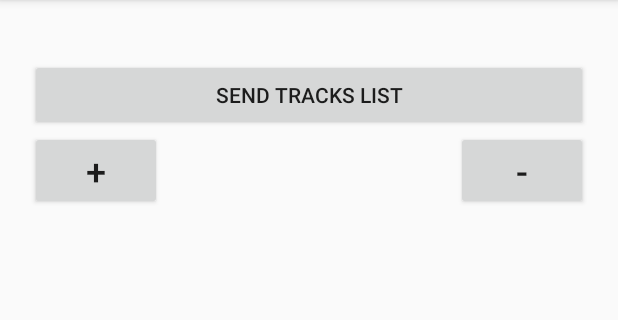
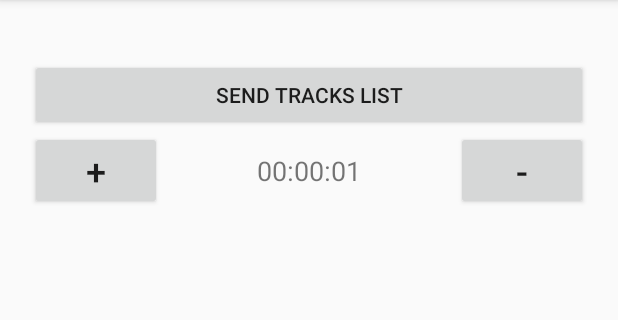
Before and after one commit to GalaxyDevourer/MusicManager, an Android app: the ShowTracksActivity screen opened directly, with no data from a screen before it, on a phone screen of 412 x 824 dp, the part 84-404 px from its top. Run offline under Robolectric (Android 15) with nearby library versions, the light colour scheme and no system bars.

Commit message:
Update: add increase/decrease buttons, save text and timer settings after change orientation

```diff
--- a/app/src/main/java/com/chmnu/groupmanager/activities/ShowTracksActivity.java
+++ b/app/src/main/java/com/chmnu/groupmanager/activities/ShowTracksActivity.java
@@ -1,9 +1,13 @@
 package com.chmnu.groupmanager.activities;
 
+import androidx.annotation.NonNull;
 import androidx.appcompat.app.AppCompatActivity;
 
 import android.content.Intent;
 import android.os.Bundle;
+import android.os.Handler;
+import android.os.Looper;
+import android.util.TypedValue;
 import android.view.View;
 import android.widget.TextView;
 
@@ -12,10 +16,17 @@ import com.chmnu.groupmanager.entities.Song;
 import com.chmnu.groupmanager.entities.SongStorage;
 
 import java.util.List;
+import java.util.Locale;
+import java.util.Objects;
 
 public class ShowTracksActivity extends AppCompatActivity {
 
     public static final String BAND_NAME = "bandName";
+
+    private float textSize = 0;
+    private int timeSecond = 0;
+
+    private boolean isRunning = true;
 
     @Override
     protected void onCreate(Bundle savedInstanceState) {
@@ -34,6 +45,53 @@ public class ShowTracksActivity extends AppCompatActivity {
         TextView textView = findViewById(R.id.list_songs_text);
         textView.setText(songList);
 
+        textSize = textView.getTextSize();
+        if (savedInstanceState != null) {
+            textSize = savedInstanceState.getFloat("textSize");
+            timeSecond = savedInstanceState.getInt("timeSecond");
+        }
+
+        runTimer();
+    }
+
+    @Override
+    protected void onSaveInstanceState (@NonNull Bundle outState) {
+        super.onSaveInstanceState(outState);
+
+        outState.putFloat("textSize", textSize);
+        outState.putInt("timeSecond", timeSecond);
+    }
+
+    @Override
+    protected void onStart() {
+        super.onStart();
+        isRunning = true;
+    }
+
+    @Override
+    protected void onStop() {
+        super.onStop();
+        isRunning = false;
+    }
+
+    private void runTimer () {
+        final TextView timer = findViewById(R.id.timer);
+        final Handler handler = new Handler(Objects.requireNonNull(Looper.myLooper()));
+
+        handler.post(new Runnable() {
+            @Override
+            public void run() {
+                int hours = timeSecond/3600;
+                int min = (timeSecond%3600)/60;
+                int sec = timeSecond%60;
+
+                timer.setText(String.format(Locale.getDefault(), "%02d:%02d:%02d", hours, min, sec));
+                if (isRunning) timeSecond++;
+
+                handler.postDelayed(this, 1000);
+            }
+        });
+
     }
 
     public void onSendBtnClick (View view) {
@@ -46,4 +104,16 @@ public class ShowTracksActivity extends AppCompatActivity {
 
         startActivity(intent);
     }
+
+    public void onPlusBtnClick (View view) {
+        textSize *= 1.05;
+        TextView textView = findViewById(R.id.list_songs_text);
+        textView.setTextSize(TypedValue.COMPLEX_UNIT_PX, textSize);
+    }
+
+    public void onMinusBtnClick (View view) {
+        textSize /= 1.05;
+        TextView textView = findViewById(R.id.list_songs_text);
+        textView.setTextSize(TypedValue.COMPLEX_UNIT_PX, textSize);
+    }
 }
--- a/app/src/main/res/layout/activity_show_tracks.xml
+++ b/app/src/main/res/layout/activity_show_tracks.xml
@@ -28,25 +28,36 @@
         android:orientation="horizontal">
 
         <Button
+            android:id="@+id/decrease_size"
+            android:layout_width="wrap_content"
+            android:layout_height="wrap_content"
+            android:onClick="onPlusBtnClick"
+            android:text="@string/show_tracks_plus_button"
+            android:textSize="24sp"
+            app:layout_constraintBottom_toBottomOf="parent"
+            app:layout_constraintStart_toStartOf="parent" />
+
+        <Button
             android:id="@+id/increase_size"
             android:layout_width="wrap_content"
             android:layout_height="wrap_content"
             android:text="@string/show_tracks_minus_button"
             android:textSize="24sp"
+            android:onClick="onMinusBtnClick"
             app:layout_constraintBottom_toBottomOf="parent"
             app:layout_constraintEnd_toEndOf="parent" />
 
-        <Button
-            android:id="@+id/decrease_size"
-            android:layout_width="wrap_content"
-            android:layout_height="wrap_content"
-            android:layout_marginEnd="196dp"
-            android:text="@string/show_tracks_plus_button"
-            android:textSize="24sp"
+        <TextView
+            android:id="@+id/timer"
+            android:layout_width="160dp"
+            android:layout_height="25dp"
+            android:textAlignment="center"
+            android:textSize="18sp"
             app:layout_constraintBottom_toBottomOf="parent"
-            app:layout_constraintEnd_toStartOf="@+id/increase_size" />
+            app:layout_constraintEnd_toStartOf="@+id/increase_size"
+            app:layout_constraintStart_toEndOf="@+id/decrease_size"
+            app:layout_constraintTop_toTopOf="parent" />
 
     </androidx.constraintlayout.widget.ConstraintLayout>
 
-
 </LinearLayout>
```
Also changed, not shown: app/src/main/java/com/chmnu/groupmanager/MainActivity.java (+6 -12 lines), app/src/main/res/layout/activity_main.xml (+5 -11 lines).
